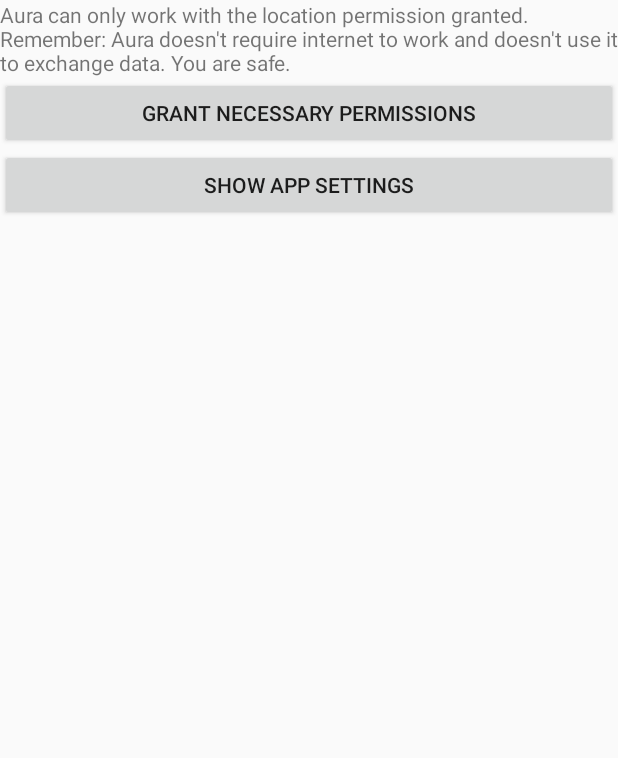
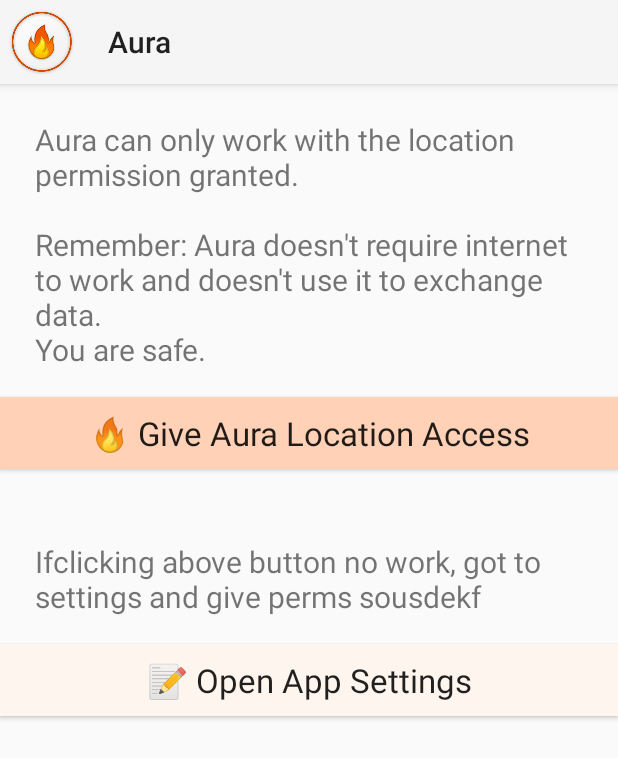
Before and after one commit to reasn/auraandroid, an Android app: the PermissionMissingActivity screen opened directly, with no data from a screen before it, on a phone screen of 412 x 824 dp. Shown: the top 758 px of the screen. Run offline under Robolectric (Android 15) with nearby library versions, the phone set to English and light mode, and no system bars.

Commit message:
feat: styles PermissionMissingActivity

```diff
--- a/app/src/main/java/io/auraapp/auraandroid/PermissionMissingActivity.java
+++ b/app/src/main/java/io/auraapp/auraandroid/PermissionMissingActivity.java
@@ -8,8 +8,12 @@ import android.os.Bundle;
 import android.os.Handler;
 import android.provider.Settings;
 import android.support.v7.app.AppCompatActivity;
+import android.support.v7.widget.Toolbar;
 import android.view.View;
+import android.widget.Button;
+import android.widget.TextView;
 
+import io.auraapp.auraandroid.common.EmojiHelper;
 import io.auraapp.auraandroid.common.PermissionHelper;
 import io.auraapp.auraandroid.main.MainActivity;
 
@@ -24,21 +28,30 @@ public class PermissionMissingActivity extends AppCompatActivity {
     @Override
     protected void onCreate(Bundle savedInstanceState) {
 
-        // TODO add toolbar with icon
+        super.onCreate(savedInstanceState);
 
-        // TODO style this
-
-        super.onCreate(savedInstanceState);
         setContentView(R.layout.activity_permission_missing);
 
-        findViewById(R.id.show_permission_dialog).setOnClickListener((View $) -> {
+        // Create toolbar
+        Toolbar toolbar = findViewById(R.id.toolbar);
+        setSupportActionBar(toolbar);
+        toolbar.setNavigationIcon(R.mipmap.ic_launcher);
+
+        ((TextView) findViewById(R.id.permission_explanation)).setText(EmojiHelper.replaceAppEmoji(getString(R.string.ui_permissionsMissing_text)));
+        ((TextView) findViewById(R.id.permission_second_text)).setText(EmojiHelper.replaceAppEmoji(getString(R.string.ui_permissionsMissing_second_text)));
+
+        Button showPermisisonDialogButton = findViewById(R.id.show_permission_dialog);
+        showPermisisonDialogButton.setText(EmojiHelper.replaceAppEmoji(getString(R.string.ui_permissionsMissing_request)));
+        showPermisisonDialogButton.setOnClickListener((View $) -> {
             if (Build.VERSION.SDK_INT >= Build.VERSION_CODES.M) {
                 requestPermissions(new String[]{Manifest.permission.ACCESS_COARSE_LOCATION, ACCESS_FINE_LOCATION}, REQUEST_CODE_LOCATION_REQUEST);
             } else {
                 throw new RuntimeException("Attempted to show permission dialog for Android < M");
             }
         });
-        findViewById(R.id.show_app_settings).setOnClickListener((View $) -> {
+        Button showAppSettingsButton = findViewById(R.id.show_app_settings);
+        showAppSettingsButton.setText(EmojiHelper.replaceAppEmoji(getString(R.string.ui_permissionsMissing_appSettings)));
+        showAppSettingsButton.setOnClickListener((View $) -> {
             if (Build.VERSION.SDK_INT >= Build.VERSION_CODES.M) {
 
                 Intent intent = new Intent(Settings.ACTION_APPLICATION_DETAILS_SETTINGS, Uri.parse("package:" + getPackageName()));
--- a/app/src/main/java/io/auraapp/auraandroid/common/EmojiHelper.java
+++ b/app/src/main/java/io/auraapp/auraandroid/common/EmojiHelper.java
@@ -5,6 +5,7 @@ public class EmojiHelper {
     public static String replaceAppEmoji(String input) {
         return input.replaceAll(":fire:", "🔥")
                 .replaceAll(":thought_balloon:", "💭")
+                .replaceAll(":pencil:", "📝")
                 .replaceAll(":heavy_plus_sign:", "➕");
     }
 }
--- a/app/src/main/res/layout/activity_main.xml
+++ b/app/src/main/res/layout/activity_main.xml
@@ -1,25 +1,18 @@
 <?xml version="1.0" encoding="utf-8"?>
-<android.support.constraint.ConstraintLayout xmlns:android="http://schemas.android.com/apk/res/android"
+<LinearLayout xmlns:android="http://schemas.android.com/apk/res/android"
     xmlns:app="http://schemas.android.com/apk/res-auto"
     xmlns:tools="http://schemas.android.com/tools"
     android:layout_width="match_parent"
     android:layout_height="match_parent"
     android:layout_gravity="bottom|end"
+    android:orientation="vertical"
     tools:context="io.auraapp.auraandroid.main.MainActivity">
-
-    <LinearLayout
-        android:layout_width="match_parent"
-        android:layout_height="match_parent"
-        android:orientation="vertical">
 
     <android.support.v7.widget.Toolbar
         android:id="@+id/toolbar"
-            android:layout_width="match_parent"
-            android:layout_height="?attr/actionBarSize"
-            android:background="?attr/colorPrimary"
-            android:elevation="4dp"
-            android:theme="@style/ThemeOverlay.AppCompat.ActionBar"
+        style="@style/Toolbar"
         app:popupTheme="@style/ThemeOverlay.AppCompat.Light" />
+
     <!--TODO move explanation and add thought into recycler to make them scrollable-->
     <TextView
         android:id="@+id/communicator_state_explanation"
@@ -40,5 +33,3 @@
 
     </android.support.v7.widget.RecyclerView>
 </LinearLayout>
-
-</android.support.constraint.ConstraintLayout>
--- a/app/src/main/res/layout/activity_permission_missing.xml
+++ b/app/src/main/res/layout/activity_permission_missing.xml
@@ -1,35 +1,48 @@
 <?xml version="1.0" encoding="utf-8"?>
-<android.support.constraint.ConstraintLayout xmlns:android="http://schemas.android.com/apk/res/android"
+
+<LinearLayout xmlns:android="http://schemas.android.com/apk/res/android"
+    xmlns:app="http://schemas.android.com/apk/res-auto"
     xmlns:tools="http://schemas.android.com/tools"
     android:layout_width="match_parent"
     android:layout_height="match_parent"
+    android:layout_gravity="bottom|end"
+    android:orientation="vertical"
     tools:context="io.auraapp.auraandroid.PermissionMissingActivity">
 
-    <LinearLayout
-        android:layout_width="match_parent"
-        android:layout_height="match_parent"
-        android:orientation="vertical">
+    <android.support.v7.widget.Toolbar
+        android:id="@+id/toolbar"
+        style="@style/Toolbar"
+        app:popupTheme="@style/ThemeOverlay.AppCompat.Light" />
 
     <TextView
         android:id="@+id/permission_explanation"
+        style="@style/ExplanationBox"
         android:layout_width="match_parent"
         android:layout_height="wrap_content"
-            android:text="Aura can only work with the location permission granted. Remember: Aura doesn't require internet to work and doesn't use it to exchange data. You are safe." />
+        android:layout_margin="18dp" />
 
     <Button
         android:id="@+id/show_permission_dialog"
+        style="?android:attr/actionButtonStyle"
+        android:background="@color/buttonPrimary"
         android:layout_width="match_parent"
         android:layout_height="wrap_content"
-            android:text="Grant Necessary Permissions"
-            />
+        android:textSize="22sp" />
+
+    <TextView
+        android:id="@+id/permission_second_text"
+        style="@style/ExplanationBox"
+        android:layout_width="match_parent"
+        android:layout_height="wrap_content"
+        android:layout_margin="18dp"
+        android:paddingTop="30dp" />
 
     <Button
         android:id="@+id/show_app_settings"
+        style="?android:attr/actionButtonStyle"
+        android:background="@color/buttonSecondary"
         android:layout_width="match_parent"
         android:layout_height="wrap_content"
-            android:text="Show app settings"
-            />
+        android:textSize="22sp" />
 
 </LinearLayout>
-
-</android.support.constraint.ConstraintLayout>
--- a/app/src/main/res/values/colors.xml
+++ b/app/src/main/res/values/colors.xml
@@ -1,6 +1,9 @@
 <?xml version="1.0" encoding="utf-8"?>
 <resources>
-    <color name="colorPrimary">#3F51B5</color>
+    <color name="colorPrimary">#ffd2b8</color>
+    <color name="colorAccent">#fff5ef</color>
     <color name="colorPrimaryDark">#303F9F</color>
-    <color name="colorAccent">#FF4081</color>
+
+    <color name="buttonPrimary">@color/colorPrimary</color>
+    <color name="buttonSecondary">@color/colorAccent</color>
 </resources>
--- a/app/src/main/res/values/strings.xml
+++ b/app/src/main/res/values/strings.xml
@@ -11,7 +11,13 @@
     <string name="ui_toolbar_enable_off">Off</string>
     <string name="ui_toolbar_help">Help</string>
 
-    <!--Dialog: Main activity-->
+    <!--Permissions Missing Activity-->
+    <string name="ui_permissionsMissing_text">Aura can only work with the location permission granted.\n\nRemember: Aura doesn\'t require internet to work and doesn't use it to exchange data.\nYou are safe.</string>
+    <string name="ui_permissionsMissing_request">:fire: Give Aura Location Access</string>
+    <string name="ui_permissionsMissing_second_text">Ifclicking above button no work, got to settings and give perms sousdekf</string>
+    <string name="ui_permissionsMissing_appSettings">:pencil: Open App Settings</string>
+
+    <!--Main Activity-->
     <string name="ui_main_add_slogan">:heavy_plus_sign: Add Thought</string>
     <string name="ui_main_toast_slogan_already_adopted">This slogan is already in your Aura</string>
     <string name="ui_main_toast_cannot_add_no_space_available">Please delete on of your thoughts before adding a new one</string>
--- a/app/src/main/res/values/styles.xml
+++ b/app/src/main/res/values/styles.xml
@@ -7,6 +7,17 @@
         <item name="colorPrimaryDark">@color/colorPrimaryDark</item>
         <item name="colorAccent">@color/colorAccent</item>
     </style>
+
+    <style name="Toolbar">
+
+        <item name="android:layout_width">match_parent</item>
+        <item name="android:layout_height">?attr/actionBarSize</item>
+        <item name="android:background">?attr/colorPrimary</item>
+        <item name="android:elevation">4dp</item>
+        <item name="android:theme">@style/ThemeOverlay.AppCompat.ActionBar</item>
+
+    </style>
+
     <style name="ExplanationBox">
         <item name="android:textSize">20sp</item>
         <item name="android:paddingTop">5dp</item>
```
Lines whose indentation alone changed are shown as unchanged.
